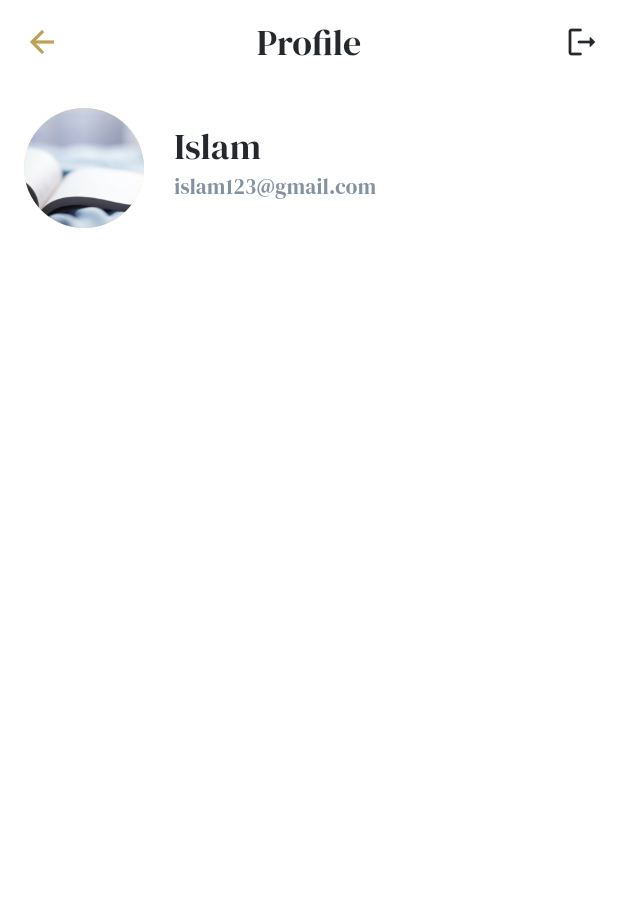
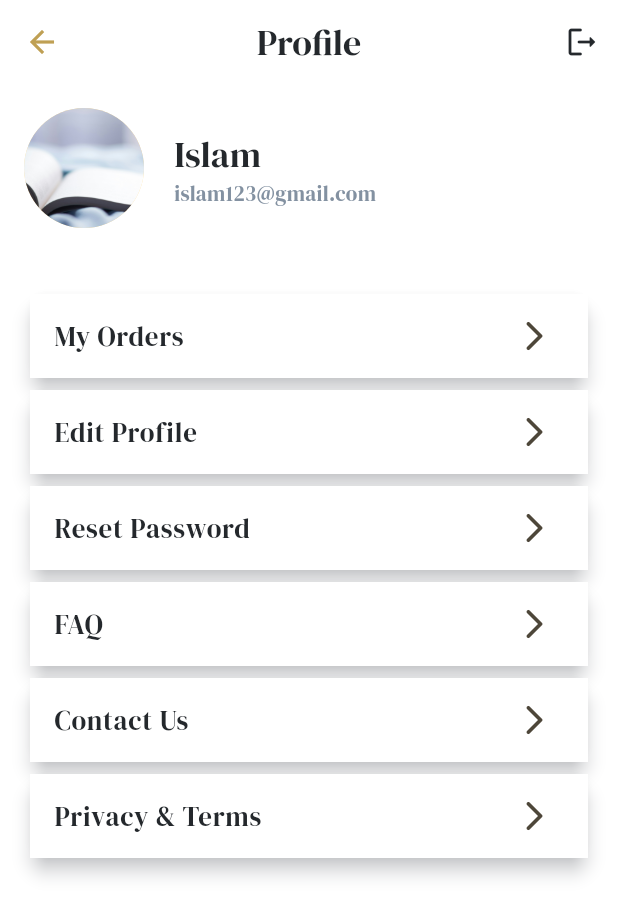
Before and after one commit to Islam3020/bookia, a Flutter app: the ProfileView screen opened directly, on a phone screen of 412 x 824 dp. Shown: the top 916 px of the screen. Run offline on Flutter 3.47's test engine with Material 3 defaults, Android fonts, the phone set to English and light mode, and no system bars; our stand-ins replace cached_network_image, carousel_slider, dio, flutter_bloc, flutter_svg, gap and 4 more; accounts and stored records are empty.

Commit message:
create profile ,edit profile and update password screens

```diff
--- a/lib/features/profile/presentation/pages/profile_view.dart
+++ b/lib/features/profile/presentation/pages/profile_view.dart
@@ -1,6 +1,9 @@
 import 'package:bookia/core/constants/assets_manager.dart';
+import 'package:bookia/core/extension/extensions.dart';
 import 'package:bookia/core/utils/app_colors.dart';
 import 'package:bookia/core/utils/text_styles.dart';
+import 'package:bookia/features/profile/presentation/pages/edit_profile.dart';
+import 'package:bookia/features/profile/presentation/pages/update_password.dart';
 import 'package:flutter/material.dart';
 import 'package:gap/gap.dart';
 
@@ -42,21 +45,91 @@ class ProfileView extends StatelessWidget {
                     child: Column(
                   crossAxisAlignment: CrossAxisAlignment.start,
                   children: [
-
                     Text(
                       "Islam",
                       style: getTitleTextStyle(context),
                     ),
-
                     Text(
                       "islam123@gmail.com",
                       style: getSmallTextStyle(),
                     ),
-                    const Gap(10),
-
                   ],
                 ))
               ],
+            ),
+            const Gap(40),
+
+            Card(elevation: 5,
+            shadowColor: AppColors.darkGray.withOpacity(.5),
+              child: ListTile(
+                tileColor: AppColors.backgroundColor,
+                title: Text(
+                  "My Orders",
+                  style: getBodyTextStyle(context),
+                ),
+                trailing: const Icon(Icons.arrow_forward_ios_rounded),
+              ),
+            ),
+
+
+            GestureDetector(onTap: () => context.pushTo(const EditProfile()),
+              child: Card(elevation: 5,
+              shadowColor: AppColors.darkGray.withOpacity(.5),
+                child: ListTile(
+                  tileColor: AppColors.backgroundColor,
+                  title: Text(
+                    "Edit Profile",
+                    style: getBodyTextStyle(context),
+                  ),
+                  trailing: const Icon(Icons.arrow_forward_ios_rounded),
+                ),
+              ),
+            ),
+            GestureDetector(onTap: () => context.pushTo(const UpdatePassword()),
+              child: Card(elevation: 5,
+              shadowColor: AppColors.darkGray.withOpacity(.5),
+                child: ListTile(
+                  tileColor: AppColors.backgroundColor,
+                  title: Text(
+                    "Reset Password",
+                    style: getBodyTextStyle(context),
+                  ),
+                  trailing:const Icon(Icons.arrow_forward_ios_rounded),
+                ),
+              ),
+            ),
+            Card(elevation: 5,
+            shadowColor: AppColors.darkGray.withOpacity(.5),
+              child: ListTile(
+                tileColor: AppColors.backgroundColor,
+                title: Text(
+                  "FAQ",
+                  style: getBodyTextStyle(context),
+                ),
+                trailing: const Icon(Icons.arrow_forward_ios_rounded),
+              ),
+            ),
+           Card(elevation: 5,
+            shadowColor: AppColors.darkGray.withOpacity(.5),
+              child: ListTile(
+                tileColor: AppColors.backgroundColor,
+                title: Text(
+                  "Contact Us",
+                  style: getBodyTextStyle(context),
+                ),
+                trailing: const Icon(Icons.arrow_forward_ios_rounded),
+              ),
+            ),
+            Card(elevation: 5,
+            shadowColor: AppColors.darkGray.withOpacity(.5),
+              child: ListTile(
+                tileColor: AppColors.backgroundColor,
+                title: Text(
+                  "Privacy & Terms",
+                  style: getBodyTextStyle(context),
+                ),
+                trailing: const Icon(Icons.arrow_forward_ios_rounded),
+              ),
             ),
           ],
         ),
```
Also changed, not shown: lib/features/profile/presentation/pages/edit_profile.dart (added, +70 -0 lines), lib/features/profile/presentation/pages/update_password.dart (added, +58 -0 lines).
